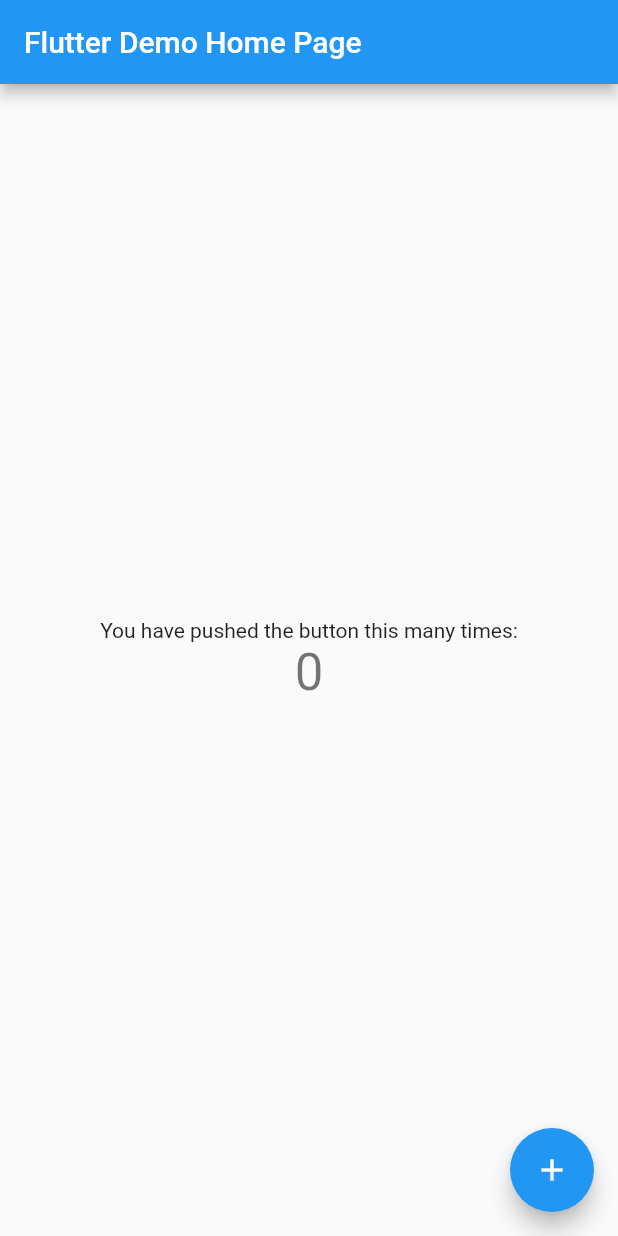
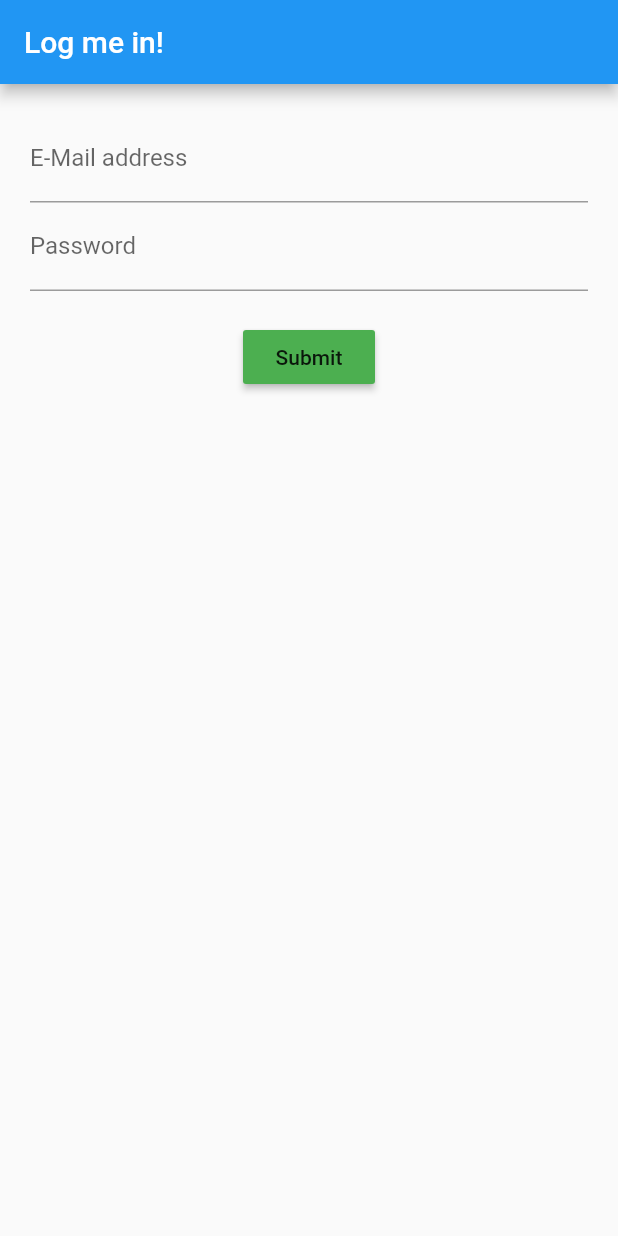
Before and after one commit to byteblenders/login_stateful, a Flutter app: the screen it shows after launch, on a phone screen of 412 x 824 dp. Run offline on Flutter 3.47's test engine with Material 2 defaults, Android fonts, the phone set to English and light mode, and no system bars.

Commit message:
Added files

```diff
--- a/lib/main.dart
+++ b/lib/main.dart
@@ -1,111 +1,7 @@
 import 'package:flutter/material.dart';
 
-void main() => runApp(MyApp());
+import 'src/app.dart';
 
-class MyApp extends StatelessWidget {
-  // This widget is the root of your application.
-  @override
-  Widget build(BuildContext context) {
-    return MaterialApp(
-      title: 'Flutter Demo',
-      theme: ThemeData(
-        // This is the theme of your application.
-        //
-        // Try running your application with "flutter run". You'll see the
-        // application has a blue toolbar. Then, without quitting the app, try
-        // changing the primarySwatch below to Colors.green and then invoke
-        // "hot reload" (press "r" in the console where you ran "flutter run",
-        // or simply save your changes to "hot reload" in a Flutter IDE).
-        // Notice that the counter didn't reset back to zero; the application
-        // is not restarted.
-        primarySwatch: Colors.blue,
-      ),
-      home: MyHomePage(title: 'Flutter Demo Home Page'),
-    );
-  }
+void main() {
+  runApp(App());
 }
-
-class MyHomePage extends StatefulWidget {
-  MyHomePage({Key key, this.title}) : super(key: key);
-
-  // This widget is the home page of your application. It is stateful, meaning
-  // that it has a State object (defined below) that contains fields that affect
-  // how it looks.
-
-  // This class is the configuration for the state. It holds the values (in this
-  // case the title) provided by the parent (in this case the App widget) and
-  // used by the build method of the State. Fields in a Widget subclass are
-  // always marked "final".
-
-  final String title;
-
-  @override
-  _MyHomePageState createState() => _MyHomePageState();
-}
-
-class _MyHomePageState extends State<MyHomePage> {
-  int _counter = 0;
-
-  void _incrementCounter() {
-    setState(() {
-      // This call to setState tells the Flutter framework that something has
-      // changed in this State, which causes it to rerun the build method below
-      // so that the display can reflect the updated values. If we changed
-      // _counter without calling setState(), then the build method would not be
-      // called again, and so nothing would appear to happen.
-      _counter++;
-    });
-  }
-
-  @override
-  Widget build(BuildContext context) {
-    // This method is rerun every time setState is called, for instance as done
-    // by the _incrementCounter method above.
-    //
-    // The Flutter framework has been optimized to make rerunning build methods
-    // fast, so that you can just rebuild anything that needs updating rather
-    // than having to individually change instances of widgets.
-    return Scaffold(
-      appBar: AppBar(
-        // Here we take the value from the MyHomePage object that was created by
-        // the App.build method, and use it to set our appbar title.
-        title: Text(widget.title),
-      ),
-      body: Center(
-        // Center is a layout widget. It takes a single child and positions it
-        // in the middle of the parent.
-        child: Column(
-          // Column is also a layout widget. It takes a list of children and
-          // arranges them vertically. By default, it sizes itself to fit its
-          // children horizontally, and tries to be as tall as its parent.
-          //
-          // Invoke "debug painting" (press "p" in the console, choose the
-          // "Toggle Debug Paint" action from the Flutter Inspector in Android
-          // Studio, or the "Toggle Debug Paint" command in Visual Studio Code)
-          // to see the wireframe for each widget.
-          //
-          // Column has various properties to control how it sizes itself and
-          // how it positions its children. Here we use mainAxisAlignment to
-          // center the children vertically; the main axis here is the vertical
-          // axis because Columns are vertical (the cross axis would be
-          // horizontal).
-          mainAxisAlignment: MainAxisAlignment.center,
-          children: <Widget>[
-            Text(
-              'You have pushed the button this many times:',
-            ),
-            Text(
-              '$_counter',
-              style: Theme.of(context).textTheme.display1,
-            ),
-          ],
-        ),
-      ),
-      floatingActionButton: FloatingActionButton(
-        onPressed: _incrementCounter,
-        tooltip: 'Increment',
-        child: Icon(Icons.add),
-      ), // This trailing comma makes auto-formatting nicer for build methods.
-    );
-  }
-}
--- /dev/null
+++ b/lib/src/app.dart
@@ -0,0 +1,16 @@
+import 'package:flutter/material.dart';
+import 'package:login_stateful/src/screens/login_screen.dart';
+
+class App extends StatelessWidget {
+  Widget build(BuildContext context) {
+    return MaterialApp(
+      title: ' log me in!',
+      home: Scaffold(
+        appBar: AppBar(
+          title: Text('Log me in!'),
+        ),
+        body: LoginScreen(),
+      ),
+    );
+  }
+}
--- /dev/null
+++ b/lib/src/screens/login_screen.dart
@@ -0,0 +1,50 @@
+import 'package:flutter/material.dart';
+
+class LoginScreen extends StatefulWidget {
+  createState() {
+    return LoginScreenState();
+  }
+}
+
+class LoginScreenState extends State<LoginScreen> {
+  Widget build(BuildContext context) {
+    return Container(
+      margin: EdgeInsets.all(20.0),
+      child: Column(
+        children: <Widget>[
+          emailField(),
+          passwordField(),
+          SizedBox(height: 20.0),
+          submitButton(),
+        ],
+      ),
+    );
+  }
+
+  Widget emailField() {
+    return TextFormField(
+      keyboardType: TextInputType.emailAddress,
+      decoration: InputDecoration(
+        labelText: 'E-Mail address',
+        hintText: 'your@email.com',
+      ),
+    );
+  }
+
+  Widget passwordField() {
+    return TextFormField(
+      // obscureText: true,
+      decoration: InputDecoration(
+        labelText: 'Password',
+      ),
+    );
+  }
+
+  Widget submitButton() {
+    return RaisedButton(
+      onPressed: () {},
+      color: Colors.green,
+      child: Text('Submit'),
+    );
+  }
+}
```
